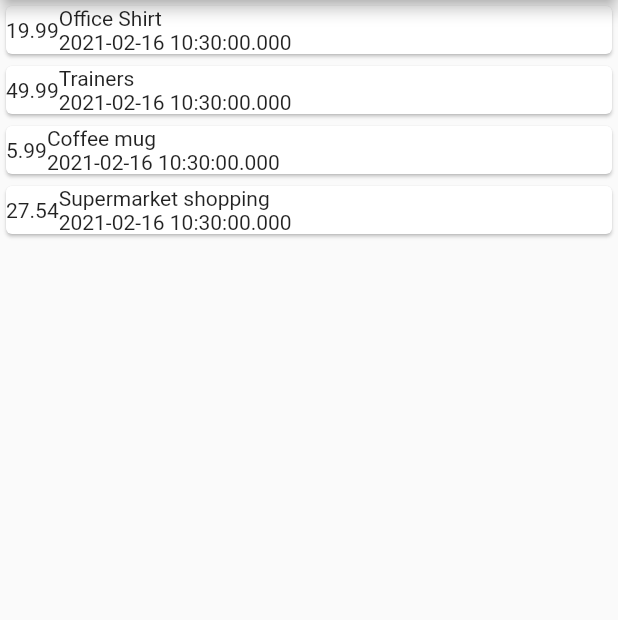
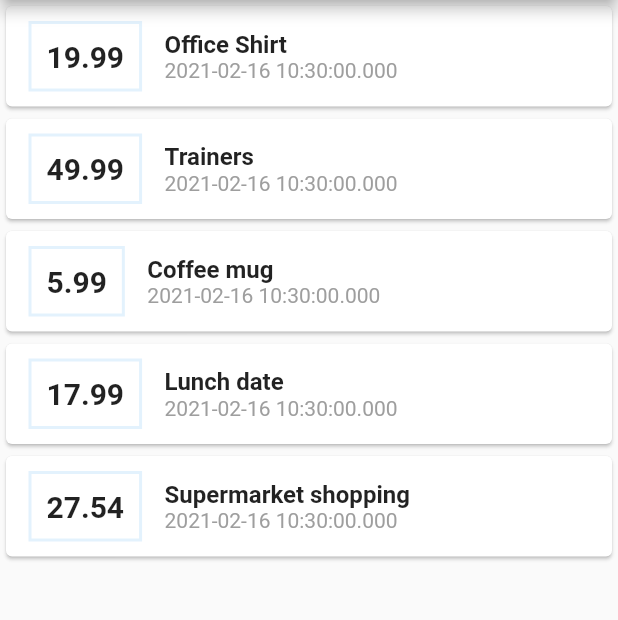
Before and after one commit to maxgdev/expenses_app, a Flutter app: the screen it shows after launch, on a phone screen of 412 x 824 dp, the part 84-704 px from its top. Run offline on Flutter 3.47's test engine with Material 2 defaults, Android fonts, the phone set to English and light mode, and no system bars.

Commit message:
Added styling for transactions

```diff
--- a/lib/main.dart
+++ b/lib/main.dart
@@ -32,8 +32,10 @@ class MyHomePage extends StatelessWidget {
         id: 't02', title: 'Trainers', amount: 49.99, date: DateTime.now()),
     Transaction(
         id: 't03', title: 'Coffee mug', amount: 5.99, date: DateTime.now()),
+        Transaction(
+        id: 't04', title: 'Lunch date', amount: 17.99, date: DateTime.now()),
     Transaction(
-        id: 't04',
+        id: 't05',
         title: 'Supermarket shopping',
         amount: 27.54,
         date: DateTime.now()),
@@ -50,13 +52,21 @@ class MyHomePage extends StatelessWidget {
           children: transactions.map((transaction) {
         return Card(
           child: Row(
-            children: [
-              Text("${transaction.amount}"),
+            children: <Widget>[
+              Container(
+                margin: EdgeInsets.symmetric(vertical: 10, horizontal: 15),
+                decoration: BoxDecoration(
+                  border: Border.all(
+                    color: Colors.blue[50],
+                    width: 2
+                  )),
+                  padding: EdgeInsets.all(10),
+                child: Text("${transaction.amount}", style: TextStyle(fontSize: 20, fontWeight: FontWeight.bold),)),
               Column(
                 crossAxisAlignment: CrossAxisAlignment.start,
                 children: [
-                Text(transaction.title),
-                Text("${transaction.date}"),
+                Text(transaction.title, style: TextStyle(fontSize: 16, fontWeight: FontWeight.bold),),
+                Text("${transaction.date}", style: TextStyle(color: Colors.grey),),
               ],)
             ],
           )
```
